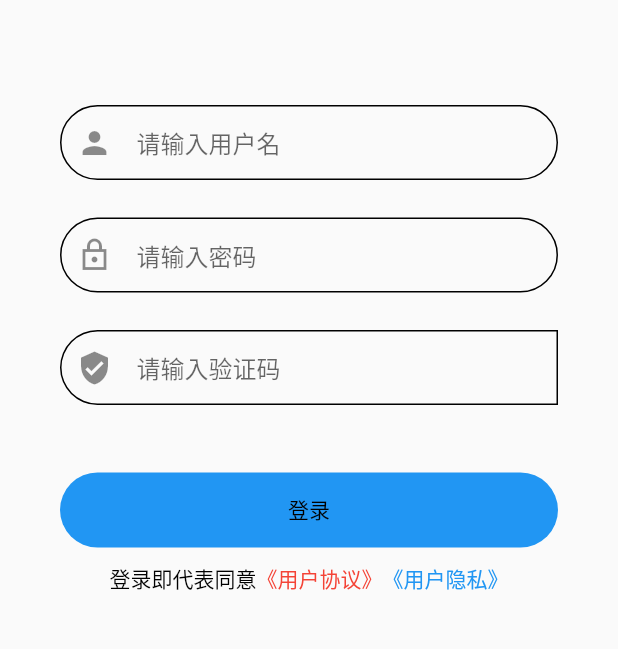
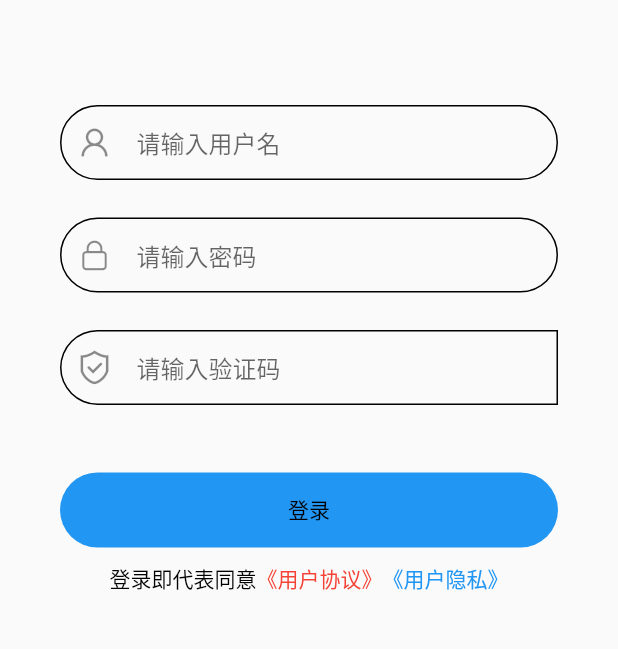
Before and after one commit to 420136525/ruoyi_flutter_app, a Flutter app: the screen it shows after launch, on a phone screen of 412 x 824 dp, the part 258-907 px from its top. Run offline on Flutter 3.47's test engine with Material 2 defaults, Android fonts, the phone set to English and light mode, and no system bars; our stand-ins replace dio, get, get_storage, like_button, shared_preferences; missing offline and left inert: flutter_swiper_null_safety_flutter3; network calls fail; key blocks and very long unbroken strings in the code were emptied for the run.

Commit message:
登录页面图标替换

```diff
--- a/lib/pages/login.dart
+++ b/lib/pages/login.dart
@@ -3,6 +3,7 @@ import 'dart:convert';
 import 'package:flutter/material.dart';
 import 'package:get/get_core/src/get_main.dart';
 import 'package:get/route_manager.dart';
+import 'package:ruoyi_app/icon/ruoyi_icon.dart';
 
 import '../api/login.dart';
 
@@ -107,7 +108,7 @@ class _LoginIndexState extends State<LoginIndex> {
                     username = value;
                   },
                   decoration: const InputDecoration(
-                    icon: Icon(Icons.person),
+                    icon: Icon(RuoYiIcons.user),
                     border: InputBorder.none,
                     hintText: "请输入用户名 ",
                   ),
@@ -128,7 +129,7 @@ class _LoginIndexState extends State<LoginIndex> {
                     password = value;
                   },
                   decoration: const InputDecoration(
-                    icon: Icon(Icons.lock_outline_sharp),
+                    icon: Icon(RuoYiIcons.password),
                     border: InputBorder.none,
                     hintText: "请输入密码 ",
                   ),
@@ -156,7 +157,7 @@ class _LoginIndexState extends State<LoginIndex> {
                             },
                             keyboardType: TextInputType.number,
                             decoration: const InputDecoration(
-                              icon: Icon(Icons.verified_user),
+                              icon: Icon(RuoYiIcons.code),
                               border: InputBorder.none,
                               hintText: "请输入验证码 ",
                             ),
```
